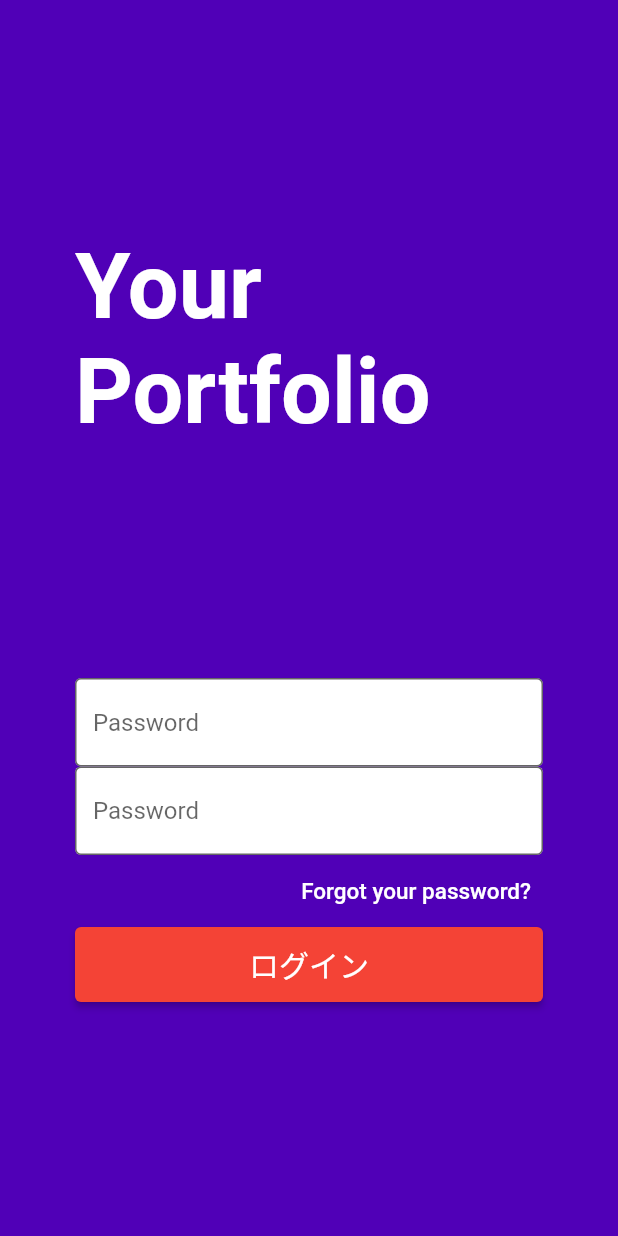
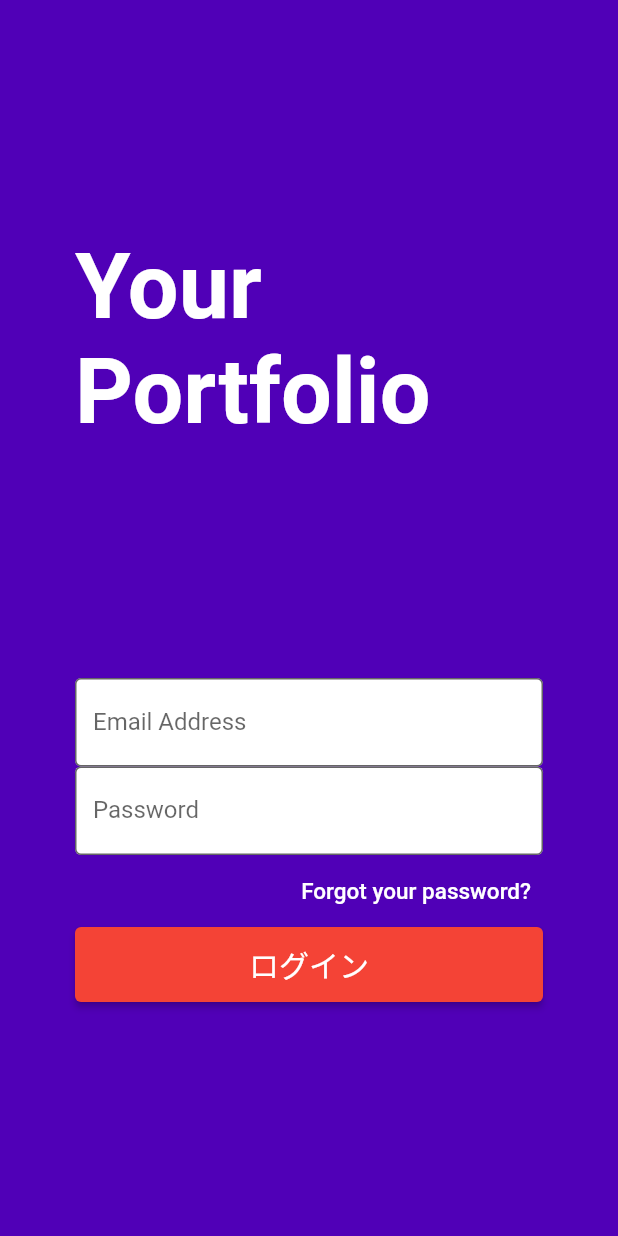
Before and after one commit to ryo-n-cell/mht-community-Task, a Flutter app: the screen it shows after launch, on a phone screen of 412 x 824 dp. Run offline on Flutter 3.47's test engine with Material 2 defaults, Android fonts, the phone set to English and light mode, and no system bars.

Commit message:
Task2のTop画面にフォーム実装

```diff
--- a/task2/lib/pages/login_page.dart
+++ b/task2/lib/pages/login_page.dart
@@ -1,5 +1,4 @@
 import 'package:flutter/material.dart';
-import 'top_page.dart';
 
 class LoginPage extends StatefulWidget {
   const LoginPage({Key? key, required this.title}) : super(key: key);
@@ -10,6 +9,8 @@ class LoginPage extends StatefulWidget {
 }
 
 class _LoginPage extends State<LoginPage> {
+  final _formKey = GlobalKey<FormState>();
+
   @override
   Widget build(BuildContext context) {
     return Scaffold(
@@ -30,20 +31,40 @@ class _LoginPage extends State<LoginPage> {
                 ),
               ),
               const Spacer(),
-              const TextField(
-                decoration: InputDecoration(
+              Form(
+                key: _formKey,
+                child: Column(
+                  crossAxisAlignment: CrossAxisAlignment.start,
+                  children: <Widget>[
+                    TextFormField(
+                      decoration: const InputDecoration(
+                          labelText: 'Email Address',
                         fillColor: Colors.white,
                         filled: true,
                         border: OutlineInputBorder(),
-                  hintText: 'Password',
                       ),
+                      validator: (value) {
+                        if (value == null || value.isEmpty) {
+                          return 'Eメールが入力されていません';
+                        }
+                        return null;
+                      },
                     ),
-              const TextField(
-                decoration: InputDecoration(
+                    TextFormField(
+                      decoration: const InputDecoration(
+                        labelText: 'Password',
                         fillColor: Colors.white,
                         filled: true,
                         border: OutlineInputBorder(),
-                  hintText: 'Password',
+                      ),
+                      validator: (value) {
+                        if (value == null || value.length < 5) {
+                          return '5文字以上のパスワードを入れてください';
+                        }
+                        return null;
+                      },
+                    )
+                  ],
                 ),
               ),
               TextButton(
@@ -69,7 +90,9 @@ class _LoginPage extends State<LoginPage> {
                     style: TextStyle(fontSize: 20, color: Colors.white),
                   ),
                   onPressed: () {
+                    if (_formKey.currentState!.validate()) {
                       Navigator.pushNamed(context, '/TopPage');
+                    }
                   },
                 ),
               ),
@@ -81,3 +104,7 @@ class _LoginPage extends State<LoginPage> {
     );
   }
 }
+
+//参考URL：
+//https://docs.flutter.dev/cookbook/forms/validation
+//https://zenn.dev/joo_hashi/articles/fc6914a5d74629
```
Lines whose indentation alone changed are shown as unchanged.
